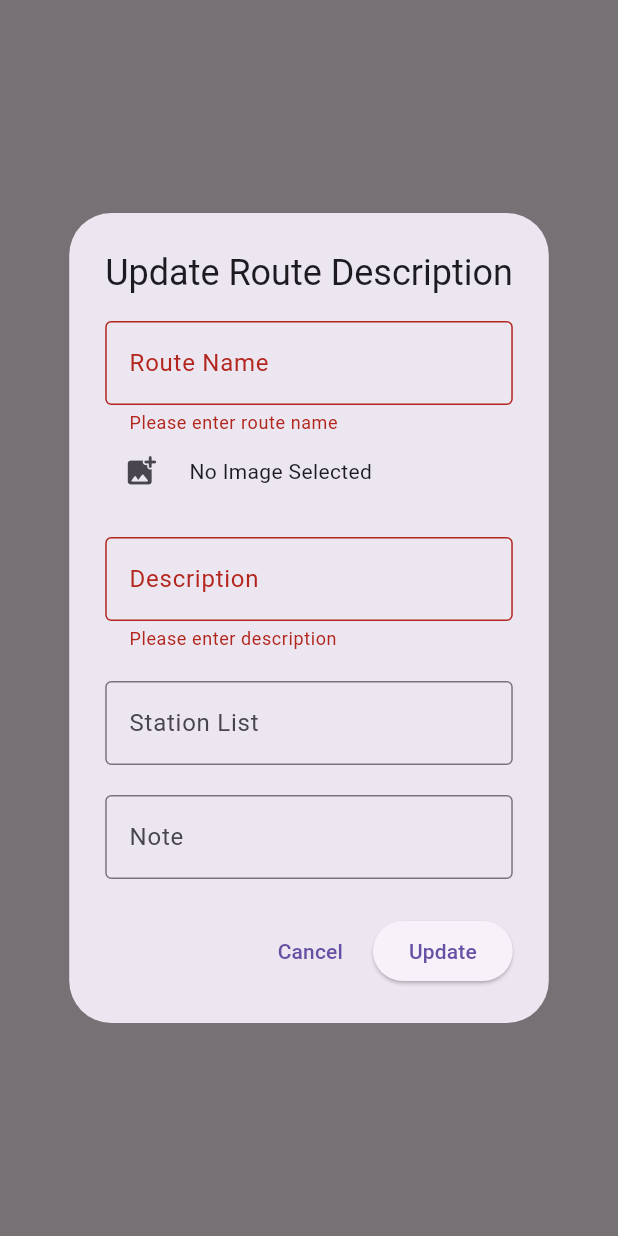
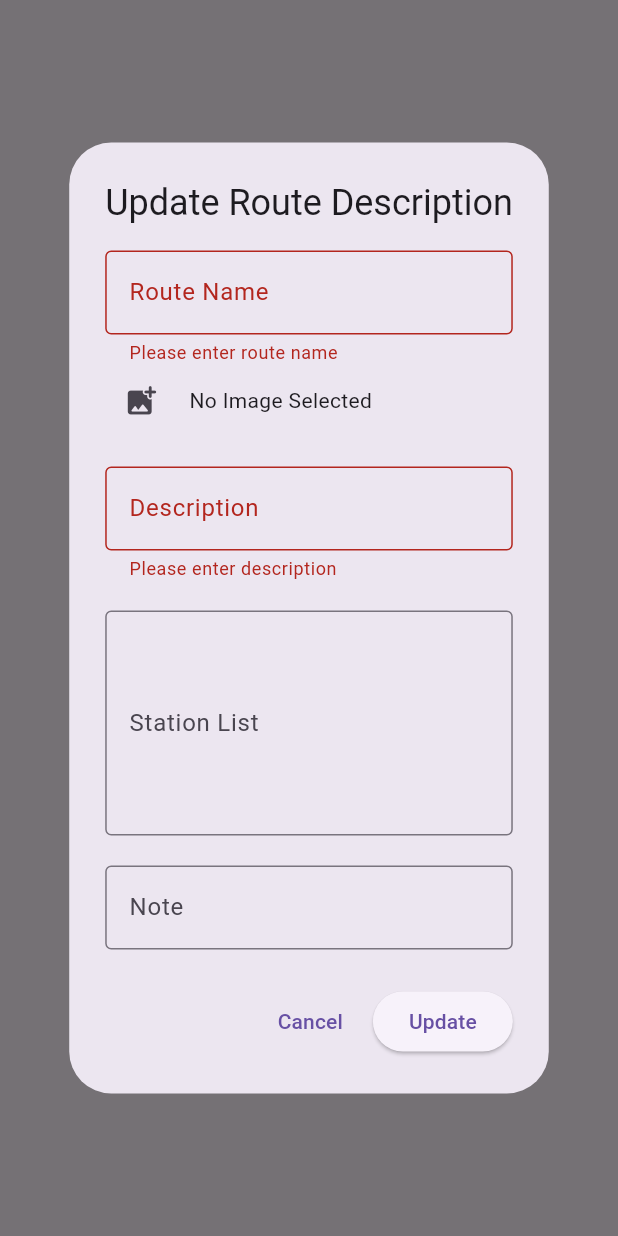
Before and after one commit to psnnice/MobileDev, a Flutter app: what showUpdateDescriptionDialog() shows on an empty page, opened directly with empty values, after a tap on "Update", on a phone screen of 412 x 824 dp. Run offline on Flutter 3.47's test engine with Material 3 defaults, Android fonts, the phone set to English and light mode, and no system bars; our stand-ins replace flutter_secure_storage, google_fonts, google_maps_flutter, image_picker; accounts and stored records are empty; network calls fail.

Commit message:
fix map get n update

```diff
--- a/lib/frontend/page/updateFunction/updateDesMap.dart
+++ b/lib/frontend/page/updateFunction/updateDesMap.dart
@@ -5,7 +5,8 @@ import 'package:flutter/material.dart';
 import 'package:http/http.dart' as http;
 import 'package:image_picker/image_picker.dart';
 import 'package:provider/provider.dart';
-import 'package:up_transit/frontend/page/configip/config.dart';
+import 'package:up_transit/frontend/page/Map.dart';
+import 'package:up_transit/frontend/page/configip/config.dart'; // Add this import
 import 'package:up_transit/frontend/page/providers/user_provider.dart';
 import 'package:up_transit/frontend/page/token.dart';
 
@@ -44,7 +45,7 @@ class RouteDescriptionData {
       };
 }
 
-void showUpdateDescriptionDialog(BuildContext context, int id, Map<String, String> currentData) {
+void showUpdateDescriptionDialog(BuildContext context, int id, Map<String, dynamic> currentData) {
   final _formKey = GlobalKey<FormState>();
   final TextEditingController _routeName = TextEditingController(text: currentData["route_name"]);
   final TextEditingController _descriptionController = TextEditingController(text: currentData["description"]);
@@ -114,11 +115,18 @@ void showUpdateDescriptionDialog(BuildContext context, int id, Map<String, Strin
                       },
                     ),
                     const SizedBox(height: 20),
-                    TextFormField(
-                      controller: _stationListController,
-                      decoration: const InputDecoration(
-                        labelText: 'Station List',
-                        border: OutlineInputBorder(),
+                    SizedBox(
+                      height: 150, // กำหนดความสูงของกล่อง
+                      child: TextFormField(
+                        controller: _stationListController,
+                        decoration: const InputDecoration(
+                          labelText: 'Station List',
+                          border: OutlineInputBorder(),
+                          alignLabelWithHint: true,
+                        ),
+                        maxLines: null,
+                        expands: true,
+                        keyboardType: TextInputType.multiline,
                       ),
                     ),
                     const SizedBox(height: 20),
@@ -177,12 +185,15 @@ void showUpdateDescriptionDialog(BuildContext context, int id, Map<String, Strin
 
                 if (response.statusCode == 200) {
                   Navigator.of(context).pop();
+                  Navigator.of(context).pushReplacement(
+                    MaterialPageRoute(builder: (context) => map()),);
                 } else {
                   ScaffoldMessenger.of(context).showSnackBar(
-                    SnackBar(content: Text('Failed to update description'), backgroundColor: Colors.red),
+                    SnackBar(content: Text('Failed to update contact'), backgroundColor: Colors.red),
                   );
                 }
               }
+
             },
             child: Text('Update'),
           ),
--- a/lib/main.dart
+++ b/lib/main.dart
@@ -37,7 +37,7 @@ class LinkPage extends StatelessWidget {
         '/News'   : (context) =>  News(),
         '/Bus'    : (context) =>  Bus(),
         '/'       : (context) =>  Home(),
-        '/Map'    : (context) =>  Map(),
+        '/Map'    : (context) =>  map(),
         '/Contact': (context) =>  Contact(),
 
       },
```
Also changed, not shown: lib/frontend/page/Map.dart (+31 -12 lines).
